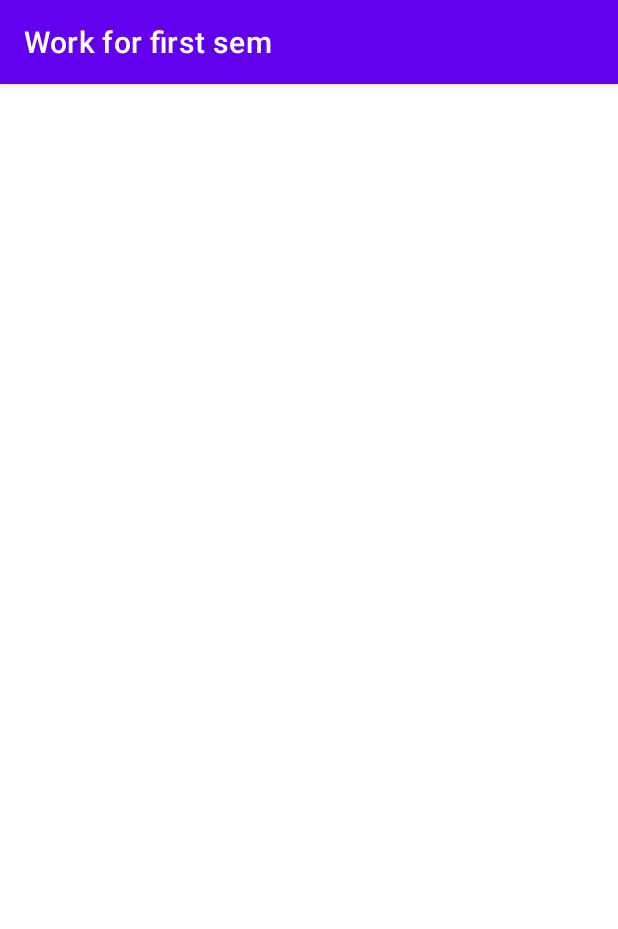
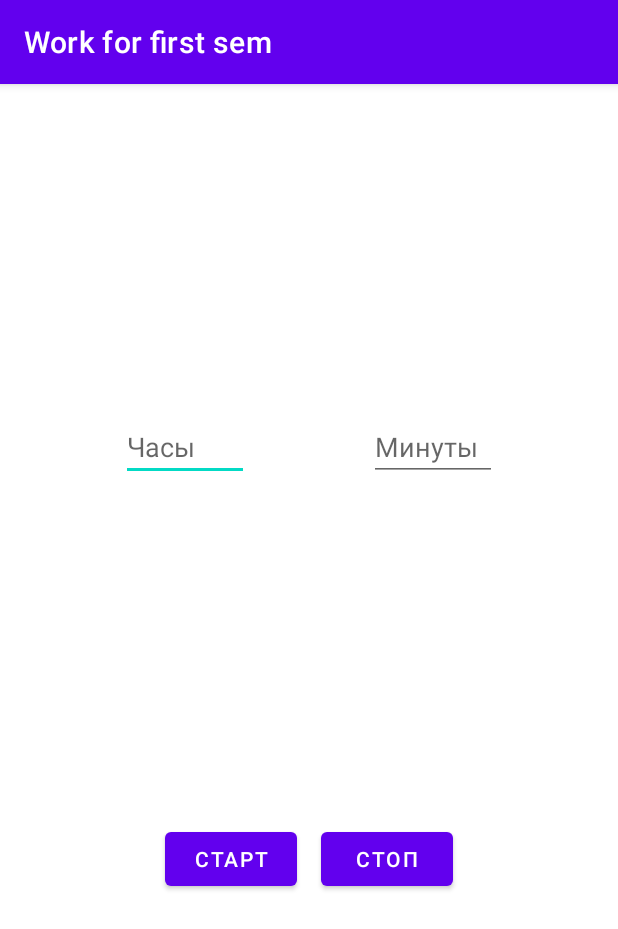
Before and after one commit to garoriz/hw_android, an Android app: the screen it shows after launch (MainActivity), on a phone screen of 412 x 824 dp. Shown: the top 929 px of the screen. Run offline under Robolectric (Android 15) with nearby library versions, the phone set to English and light mode, and no system bars.

Commit message:
done hw6

```diff
--- /dev/null
+++ b/app/src/main/res/drawable/ic_baseline_alarm_24.xml
@@ -0,0 +1,10 @@
+<vector xmlns:android="http://schemas.android.com/apk/res/android"
+    android:width="24dp"
+    android:height="24dp"
+    android:viewportWidth="24"
+    android:viewportHeight="24"
+    android:tint="?attr/colorControlNormal">
+  <path
+      android:fillColor="@android:color/white"
+      android:pathData="M22,5.72l-4.6,-3.86 -1.29,1.53 4.6,3.86L22,5.72zM7.88,3.39L6.6,1.86 2,5.71l1.29,1.53 4.59,-3.85zM12.5,8L11,8v6l4.75,2.85 0.75,-1.23 -4,-2.37L12.5,8zM12,4c-4.97,0 -9,4.03 -9,9s4.02,9 9,9c4.97,0 9,-4.03 9,-9s-4.03,-9 -9,-9zM12,20c-3.87,0 -7,-3.13 -7,-7s3.13,-7 7,-7 7,3.13 7,7 -3.13,7 -7,7z"/>
+</vector>
--- a/app/src/main/res/layout/activity_main.xml
+++ b/app/src/main/res/layout/activity_main.xml
@@ -6,17 +6,62 @@
     android:layout_height="match_parent"
     tools:context=".MainActivity">
 
-    <androidx.fragment.app.FragmentContainerView
-        android:id="@+id/container"
-        android:name="androidx.navigation.fragment.NavHostFragment"
-        android:layout_width="0dp"
-        android:layout_height="0dp"
-        android:layout_marginBottom="72dp"
-        app:defaultNavHost="true"
+    <EditText
+        android:id="@+id/et_hours"
+        android:layout_width="wrap_content"
+        android:layout_height="wrap_content"
+        android:inputType="number"
+        android:hint="Часы"
+        android:ems="4"
+        app:layout_constraintTop_toTopOf="parent"
+        app:layout_constraintStart_toStartOf="parent"
+        app:layout_constraintBottom_toTopOf="@id/btn_start"
+        app:layout_constraintEnd_toStartOf="@id/et_minutes"
+        app:layout_constraintVertical_chainStyle="spread"
+        tools:layout_editor_absoluteX="73dp"
+        tools:layout_editor_absoluteY="272dp" />
+
+    <EditText
+        android:id="@+id/et_minutes"
+        android:layout_width="wrap_content"
+        android:layout_height="wrap_content"
+        android:inputType="number"
+        android:hint="Минуты"
+        android:ems="4"
+        app:layout_constraintTop_toTopOf="parent"
+        app:layout_constraintEnd_toEndOf="parent"
+        app:layout_constraintBottom_toTopOf="@id/btn_stop"
+        app:layout_constraintStart_toEndOf="@id/et_hours"
+        app:layout_constraintHorizontal_chainStyle="packed"
+        app:layout_constraintVertical_chainStyle="spread"
+        tools:layout_editor_absoluteX="73dp"
+        tools:layout_editor_absoluteY="272dp" />
+
+    <Button
+        android:id="@+id/btn_start"
+        android:layout_width="wrap_content"
+        android:layout_height="wrap_content"
+        android:text="старт"
+        android:layout_margin="8dp"
+        app:layout_constraintTop_toBottomOf="@id/et_hours"
+        app:layout_constraintStart_toStartOf="parent"
         app:layout_constraintBottom_toBottomOf="parent"
+        app:layout_constraintEnd_toStartOf="@id/btn_stop"
+        app:layout_constraintHorizontal_chainStyle="packed"
+        tools:layout_editor_absoluteX="130dp"
+        tools:layout_editor_absoluteY="450dp" />
+
+    <Button
+        android:id="@+id/btn_stop"
+        android:layout_width="wrap_content"
+        android:layout_height="wrap_content"
+        android:text="стоп"
+        android:layout_margin="8dp"
+        app:layout_constraintTop_toBottomOf="@id/et_minutes"
         app:layout_constraintEnd_toEndOf="parent"
-        app:layout_constraintStart_toStartOf="parent"
-        app:layout_constraintTop_toTopOf="parent"
-        app:navGraph="@navigation/nav_graph" />
+        app:layout_constraintBottom_toBottomOf="parent"
+        app:layout_constraintStart_toEndOf="@id/btn_start"
+        tools:layout_editor_absoluteX="130dp"
+        tools:layout_editor_absoluteY="450dp" />
 
 </androidx.constraintlayout.widget.ConstraintLayout>
--- a/app/src/main/res/values/strings.xml
+++ b/app/src/main/res/values/strings.xml
@@ -1,3 +1,4 @@
 <resources>
     <string name="app_name">Work for first sem</string>
+    <string name="notification_channel_title">Будильник</string>
 </resources>
--- a/build.gradle
+++ b/build.gradle
@@ -6,7 +6,7 @@ buildscript {
     }
     dependencies {
         classpath "com.android.tools.build:gradle:7.0.2"
-        classpath "org.jetbrains.kotlin:kotlin-gradle-plugin:1.5.30"
+        classpath 'org.jetbrains.kotlin:kotlin-gradle-plugin:1.5.31'
 
         // NOTE: Do not place your application dependencies here; they belong
         // in the individual module build.gradle files
```
Also changed, not shown: app/src/main/AndroidManifest.xml (+9 -0 lines), app/src/main/java/com/example/workforfirstsem/MainActivity.kt (+68 -3 lines), app/src/main/java/com/example/workforfirstsem/MainActivity2.kt (added, +12 -0 lines), app/src/main/java/com/example/workforfirstsem/NotificationService.kt (added, +67 -0 lines), app/src/main/res/layout/activity_main2.xml (added, +22 -0 lines), 1 other file.
